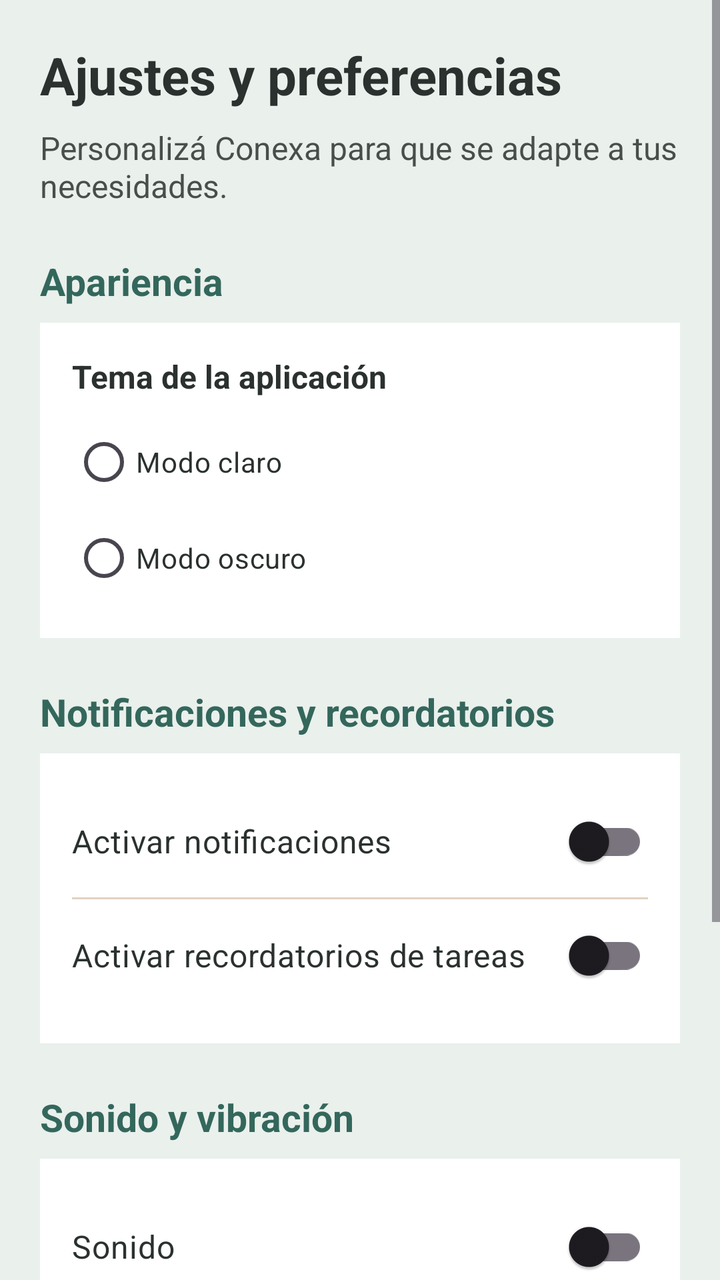
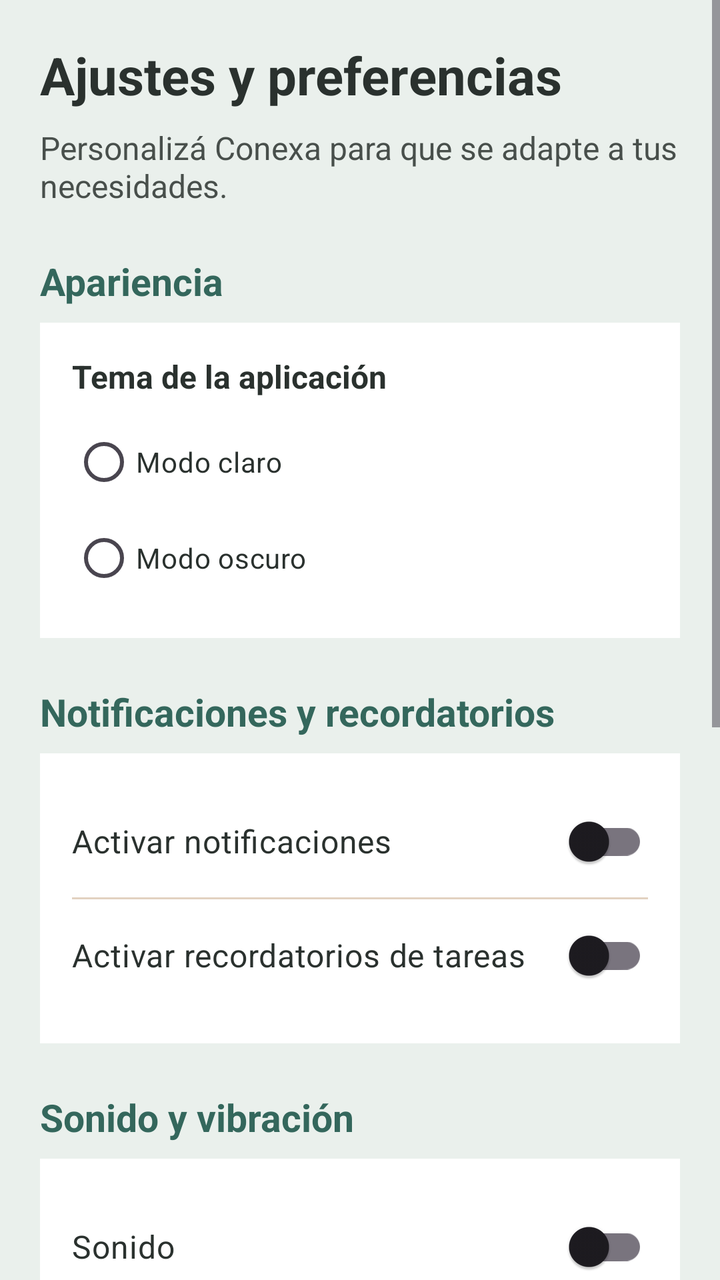

An Android layout rendered at two revisions. The XML below is the earlier revision; the diff shows what the commit changed to produce the second picture.
<!-- AndroidManifest.xml: application theme Theme.Clarity -->
<!-- res/layout/activity_ajustes.xml -->
<?xml version="1.0" encoding="utf-8"?>
<ScrollView xmlns:android="http://schemas.android.com/apk/res/android"
    android:layout_width="match_parent"
    android:layout_height="match_parent"
    android:fillViewport="true"
    android:background="@color/fondo_app">

    <LinearLayout
        android:layout_width="match_parent"
        android:layout_height="wrap_content"
        android:orientation="vertical"
        android:padding="20dp">

        
        <TextView
            android:layout_width="match_parent"
            android:layout_height="wrap_content"
            android:text="Ajustes y preferencias"
            android:textColor="@color/gris_texto"
            android:textSize="26sp"
            android:textStyle="bold"
            android:accessibilityHeading="true"
            android:layout_marginBottom="8dp" />

        <TextView
            android:layout_width="match_parent"
            android:layout_height="wrap_content"
            android:text="Personalizá Conexa para que se adapte a tus necesidades."
            android:textColor="@color/gris_texto"
            android:textSize="16sp"
            android:alpha="0.85"
            android:layout_marginBottom="24dp" />

        
        <TextView
            android:layout_width="match_parent"
            android:layout_height="wrap_content"
            android:text="Apariencia"
            android:textColor="@color/verde_principal"
            android:textSize="19sp"
            android:textStyle="bold"
            android:layout_marginBottom="8dp" />

        <LinearLayout
            android:layout_width="match_parent"
            android:layout_height="wrap_content"
            android:orientation="vertical"
            android:padding="16dp"
            android:background="@color/blanco_superficie"
            android:layout_marginBottom="24dp">

            <TextView
                android:layout_width="match_parent"
                android:layout_height="wrap_content"
                android:text="Tema de la aplicación"
                android:textColor="@color/gris_texto"
                android:textSize="16sp"
                android:textStyle="bold" />

            <RadioGroup
                android:id="@+id/rgTema"
                android:layout_width="match_parent"
                android:layout_height="wrap_content"
                android:orientation="vertical"
                android:layout_marginTop="8dp">

                <RadioButton
                    android:id="@+id/rbTemaClaro"
                    android:layout_width="match_parent"
                    android:layout_height="wrap_content"
                    android:minHeight="48dp"
                    android:text="Modo claro"
                    android:textColor="@color/gris_texto"
                    android:buttonTint="@color/verde_principal" />

                <RadioButton
                    android:id="@+id/rbTemaOscuro"
                    android:layout_width="match_parent"
                    android:layout_height="wrap_content"
                    android:minHeight="48dp"
                    android:text="Modo oscuro"
                    android:textColor="@color/gris_texto"
                    android:buttonTint="@color/verde_principal" />

            </RadioGroup>
        </LinearLayout>

        
        <TextView
            android:layout_width="match_parent"
            android:layout_height="wrap_content"
            android:text="Notificaciones y recordatorios"
            android:textColor="@color/verde_principal"
            android:textSize="19sp"
            android:textStyle="bold"
            android:layout_marginBottom="8dp" />

        <LinearLayout
            android:layout_width="match_parent"
            android:layout_height="wrap_content"
            android:orientation="vertical"
            android:padding="16dp"
            android:background="@color/blanco_superficie"
            android:layout_marginBottom="24dp">

            <androidx.appcompat.widget.SwitchCompat
                android:id="@+id/swNotificaciones"
                android:layout_width="match_parent"
                android:layout_height="wrap_content"
                android:minHeight="56dp"
                android:text="Activar notificaciones"
                android:textColor="@color/gris_texto"
                android:textSize="16sp"
                android:thumbTint="@color/verde_principal"
                android:trackTint="@color/verde_secundario" />

            <View
                android:layout_width="match_parent"
                android:layout_height="1dp"
                android:background="@color/arena_decorativo" />

            <androidx.appcompat.widget.SwitchCompat
                android:id="@+id/swRecordatorios"
                android:layout_width="match_parent"
                android:layout_height="wrap_content"
                android:minHeight="56dp"
                android:text="Activar recordatorios de tareas"
                android:textColor="@color/gris_texto"
                android:textSize="16sp"
                android:thumbTint="@color/verde_principal"
                android:trackTint="@color/verde_secundario" />

        </LinearLayout>

        
        <TextView
            android:layout_width="match_parent"
            android:layout_height="wrap_content"
            android:text="Sonido y vibración"
            android:textColor="@color/verde_principal"
            android:textSize="19sp"
            android:textStyle="bold"
            android:layout_marginBottom="8dp" />

        <LinearLayout
            android:layout_width="match_parent"
            android:layout_height="wrap_content"
            android:orientation="vertical"
            android:padding="16dp"
            android:background="@color/blanco_superficie"
            android:layout_marginBottom="28dp">

            <androidx.appcompat.widget.SwitchCompat
                android:id="@+id/swSonido"
                android:layout_width="match_parent"
                android:layout_height="wrap_content"
                android:minHeight="56dp"
                android:text="Sonido"
                android:textColor="@color/gris_texto"
                android:textSize="16sp"
                android:thumbTint="@color/verde_principal"
                android:trackTint="@color/verde_secundario" />

            <View
                android:layout_width="match_parent"
                android:layout_height="1dp"
                android:background="@color/arena_decorativo" />

            <androidx.appcompat.widget.SwitchCompat
                android:id="@+id/swVibracion"
                android:layout_width="match_parent"
                android:layout_height="wrap_content"
                android:minHeight="56dp"
                android:text="Vibración"
                android:textColor="@color/gris_texto"
                android:textSize="16sp"
                android:thumbTint="@color/verde_principal"
                android:trackTint="@color/verde_secundario" />

        </LinearLayout>

        
        <Button
            android:id="@+id/btnGuardar"
            android:layout_width="match_parent"
            android:layout_height="wrap_content"
            android:minHeight="52dp"
            android:text="Guardar preferencias"
            android:textColor="@color/blanco_superficie"
            android:backgroundTint="@color/verde_principal"
            android:textAllCaps="false"
            android:layout_marginBottom="12dp" />

        <Button
            android:id="@+id/btnRestaurar"
            android:layout_width="match_parent"
            android:layout_height="wrap_content"
            android:minHeight="52dp"
            android:text="Restaurar valores predeterminados"
            android:textColor="@color/gris_texto"
            android:backgroundTint="@color/verde_secundario"
            android:textAllCaps="false" />

    </LinearLayout>
</ScrollView>
<!-- resources referenced by this layout -->
<resources>
  <color name="arena_decorativo">#E2D2C1</color>
  <color name="blanco_superficie">#FFFFFF</color>
  <color name="fondo_app">#EAF0EC</color>
  <color name="gris_texto">#2A312E</color>
  <color name="verde_principal">#34675C</color>
  <color name="verde_secundario">#A3C0B2</color>
  <style name="Theme.Clarity" parent="Base.Theme.Clarity" />
  <style name="Base.Theme.Clarity" parent="Theme.Material3.DayNight.NoActionBar">
          
          
      </style>
</resources>

<!-- the commit's change to res/layout/activity_ajustes.xml (unified diff, before → after) -->
@@ -180,6 +180,46 @@
         </LinearLayout>
 
         
+        <TextView
+            android:layout_width="match_parent"
+            android:layout_height="wrap_content"
+            android:text="Modo Parental"
+            android:textColor="@color/verde_principal"
+            android:textSize="19sp"
+            android:textStyle="bold"
+            android:layout_marginBottom="8dp" />
+
+        <LinearLayout
+            android:layout_width="match_parent"
+            android:layout_height="wrap_content"
+            android:orientation="vertical"
+            android:padding="16dp"
+            android:background="@color/blanco_superficie"
+            android:layout_marginBottom="28dp">
+
+            <androidx.appcompat.widget.SwitchCompat
+                android:id="@+id/swModoParental"
+                android:layout_width="match_parent"
+                android:layout_height="wrap_content"
+                android:minHeight="56dp"
+                android:text="Activar modo parental"
+                android:textColor="@color/gris_texto"
+                android:textSize="16sp"
+                android:thumbTint="@color/verde_principal"
+                android:trackTint="@color/verde_secundario" />
+
+            <TextView
+                android:layout_width="match_parent"
+                android:layout_height="wrap_content"
+                android:layout_marginTop="8dp"
+                android:text="Al activar este modo podrás administrar las tareas y actividades de un menor, consultar su progreso y acceder a recursos para padres y tutores."
+                android:textColor="@color/gris_texto"
+                android:textSize="14sp"
+                android:lineSpacingExtra="4dp" />
+
+        </LinearLayout>
+
+        
         <Button
             android:id="@+id/btnGuardar"
             android:layout_width="match_parent"
